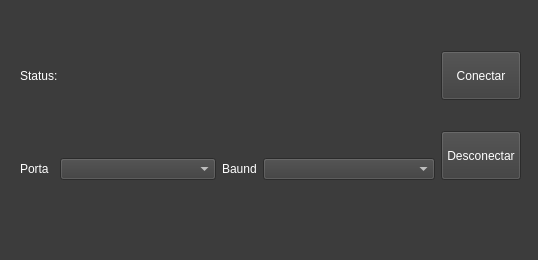
Above: lib/ui/mainwindow.ui from lucasfturos/TCC-Controle-de-Maquina before the change. Below: the same form after it.
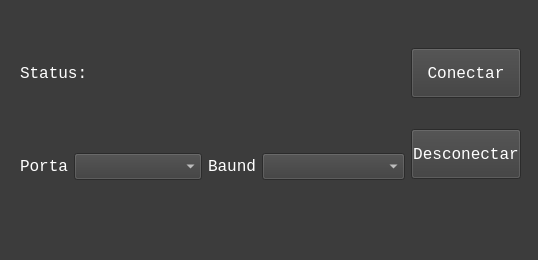
That is the form after the change.

Commit message: Definindo tamanho e tipo de fonte da UI

```diff
--- a/lib/ui/mainwindow.ui
+++ b/lib/ui/mainwindow.ui
@@ -42,23 +42,49 @@
       <layout class="QGridLayout" name="gridLayout" columnstretch="10,45,10,50,0" columnminimumwidth="0,0,0,0,0">
        <item row="0" column="2">
         <widget class="QLabel" name="label_3">
+         <property name="font">
+          <font>
+           <family>Consolas</family>
+           <pointsize>12</pointsize>
+          </font>
+         </property>
          <property name="text">
           <string>Baund</string>
          </property>
         </widget>
        </item>
        <item row="0" column="1">
-        <widget class="QComboBox" name="showPorts"/>
+        <widget class="QComboBox" name="showPorts">
+         <property name="font">
+          <font>
+           <family>Consolas</family>
+           <pointsize>12</pointsize>
+          </font>
+         </property>
+        </widget>
        </item>
        <item row="0" column="0">
         <widget class="QLabel" name="label">
+         <property name="font">
+          <font>
+           <family>Consolas</family>
+           <pointsize>12</pointsize>
+          </font>
+         </property>
          <property name="text">
           <string>Porta</string>
          </property>
         </widget>
        </item>
        <item row="0" column="3" colspan="2">
-        <widget class="QComboBox" name="showBauds"/>
+        <widget class="QComboBox" name="showBauds">
+         <property name="font">
+          <font>
+           <family>Consolas</family>
+           <pointsize>12</pointsize>
+          </font>
+         </property>
+        </widget>
        </item>
       </layout>
      </item>
@@ -91,6 +117,12 @@
        </item>
        <item row="0" column="0">
         <widget class="QLabel" name="label_2">
+         <property name="font">
+          <font>
+           <family>Consolas</family>
+           <pointsize>12</pointsize>
+          </font>
+         </property>
          <property name="text">
           <string>Status:</string>
          </property>
@@ -124,10 +156,16 @@
         <widget class="QPushButton" name="disconnectDevice">
          <property name="maximumSize">
           <size>
-           <width>100</width>
+           <width>110</width>
            <height>50</height>
           </size>
          </property>
+         <property name="font">
+          <font>
+           <family>Consolas</family>
+           <pointsize>12</pointsize>
+          </font>
+         </property>
          <property name="text">
           <string>Desconectar</string>
          </property>
@@ -140,10 +178,16 @@
          </property>
          <property name="maximumSize">
           <size>
-           <width>100</width>
+           <width>110</width>
            <height>50</height>
           </size>
          </property>
+         <property name="font">
+          <font>
+           <family>Consolas</family>
+           <pointsize>12</pointsize>
+          </font>
+         </property>
          <property name="text">
           <string>Conectar</string>
          </property>
```
The commit also changes 1 other file.
